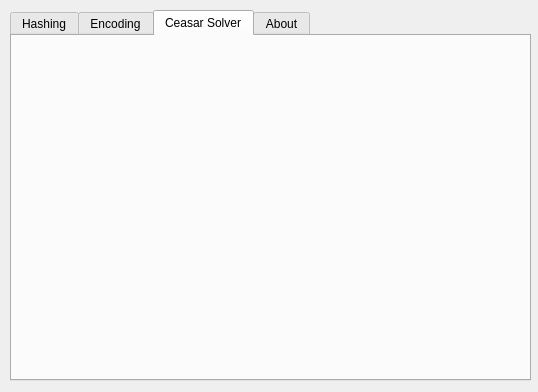
Qt form mainwindow.ui (levisre/simple_string_toolkit) before a commit.
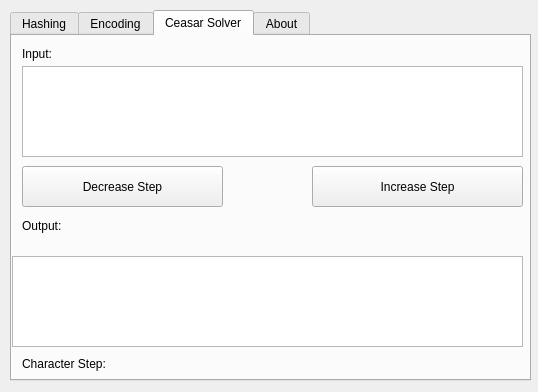
The same form after that commit.

What changed in the file:
```diff
--- a/mainwindow.ui
+++ b/mainwindow.ui
@@ -369,6 +369,91 @@
      <attribute name="title">
       <string>Ceasar Solver</string>
      </attribute>
+     <widget class="QPushButton" name="btn_cDecStep">
+      <property name="geometry">
+       <rect>
+        <x>10</x>
+        <y>130</y>
+        <width>201</width>
+        <height>41</height>
+       </rect>
+      </property>
+      <property name="text">
+       <string>Decrease Step</string>
+      </property>
+     </widget>
+     <widget class="QPushButton" name="pushButton_2">
+      <property name="geometry">
+       <rect>
+        <x>300</x>
+        <y>130</y>
+        <width>211</width>
+        <height>41</height>
+       </rect>
+      </property>
+      <property name="text">
+       <string>Increase Step</string>
+      </property>
+     </widget>
+     <widget class="QPlainTextEdit" name="txt_cInput">
+      <property name="geometry">
+       <rect>
+        <x>10</x>
+        <y>30</y>
+        <width>501</width>
+        <height>91</height>
+       </rect>
+      </property>
+     </widget>
+     <widget class="QPlainTextEdit" name="txt_cOutput">
+      <property name="geometry">
+       <rect>
+        <x>0</x>
+        <y>220</y>
+        <width>511</width>
+        <height>91</height>
+       </rect>
+      </property>
+     </widget>
+     <widget class="QLabel" name="lbl_cInput">
+      <property name="geometry">
+       <rect>
+        <x>10</x>
+        <y>10</y>
+        <width>62</width>
+        <height>16</height>
+       </rect>
+      </property>
+      <property name="text">
+       <string>Input:</string>
+      </property>
+     </widget>
+     <widget class="QLabel" name="lbl_cStepInfo">
+      <property name="geometry">
+       <rect>
+        <x>10</x>
+        <y>320</y>
+        <width>141</width>
+        <height>16</height>
+       </rect>
+      </property>
+      <property name="text">
+       <string>Character Step:</string>
+      </property>
+     </widget>
+     <widget class="QLabel" name="lbl_cOutput">
+      <property name="geometry">
+       <rect>
+        <x>10</x>
+        <y>180</y>
+        <width>62</width>
+        <height>20</height>
+       </rect>
+      </property>
+      <property name="text">
+       <string>Output:</string>
+      </property>
+     </widget>
     </widget>
     <widget class="QWidget" name="tab_about">
      <attribute name="title">
```
Left out of the diff: 2 changed lines with no effect on the pictures.
